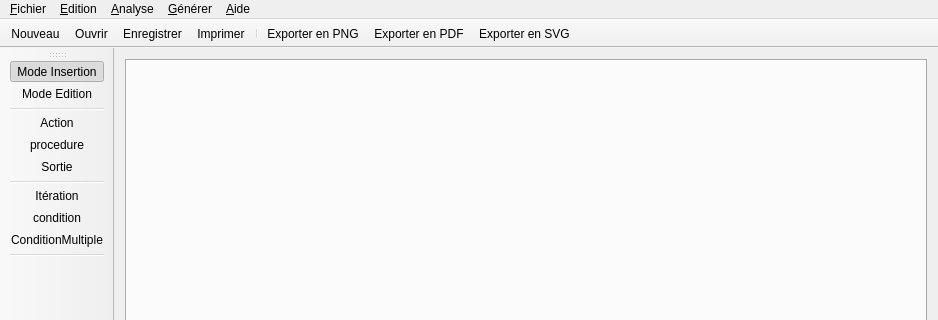
Old version of the form Sources/Interface/mainwindow.ui in the repository erebe/Tabula_rasa; both pictures show x 0 to 938 and y 0 to 320 of the 938 by 543 pixel window.
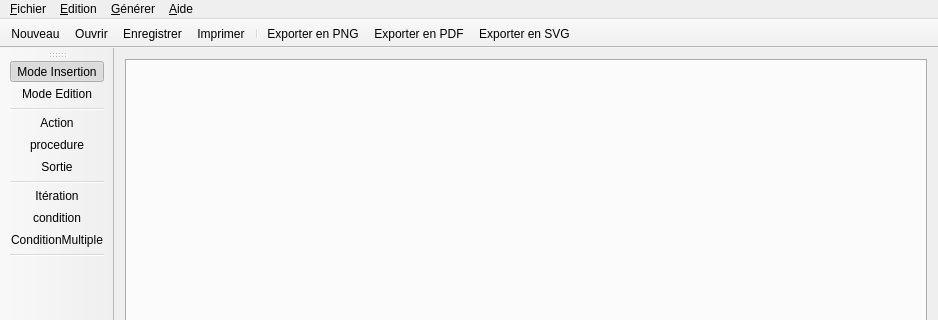
New version of the form. Icons and pictures are not drawn.

Commit message: Suppression du menu Analyse'

The edit to the form file:
```diff
--- a/Sources/Interface/mainwindow.ui
+++ b/Sources/Interface/mainwindow.ui
@@ -98,15 +98,8 @@
     <addaction name="actionA_propos_de_Tabula_Rasa"/>
     <addaction name="actionA_propos_de_Qt"/>
    </widget>
-   <widget class="QMenu" name="menuAnalyse">
-    <property name="title">
-     <string>&amp;Analyse</string>
-    </property>
-    <addaction name="actionV_rifier_les_cycles"/>
-   </widget>
    <addaction name="menu_Fichier"/>
    <addaction name="menuEdition"/>
-   <addaction name="menuAnalyse"/>
    <addaction name="menuG_n_rer"/>
    <addaction name="menuA_propos"/>
   </widget>
```
